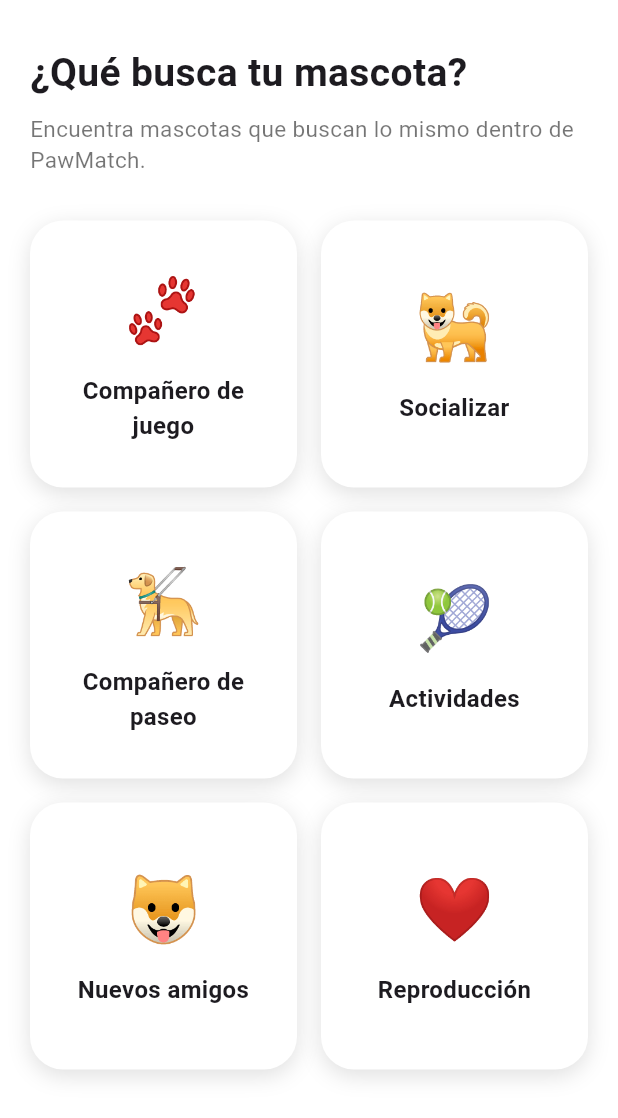
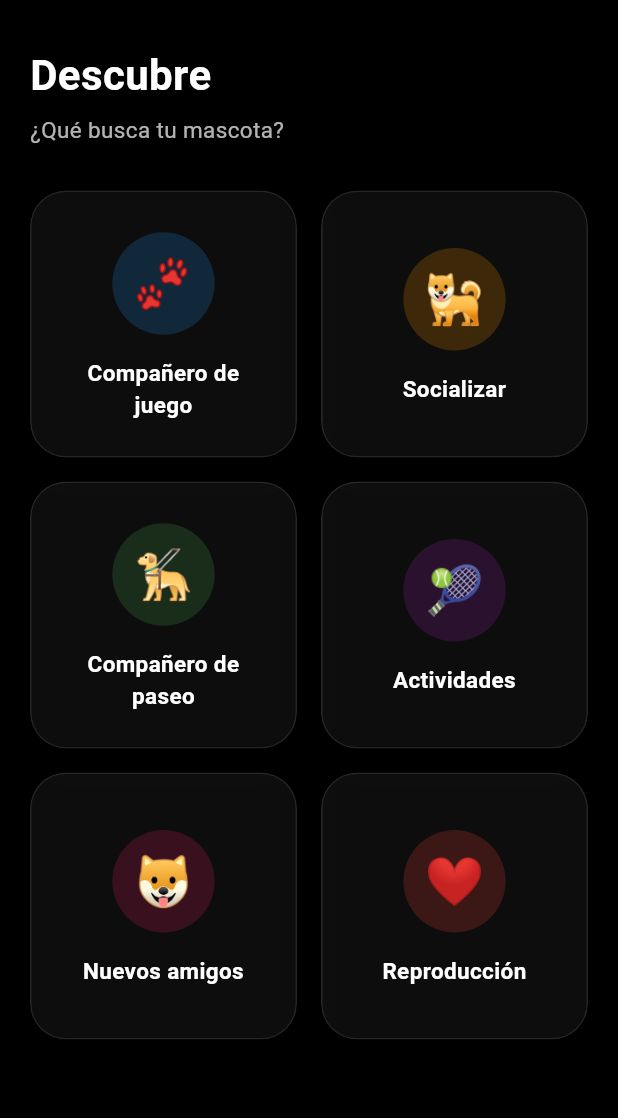
Before and after one commit to DanyRodri23/PawMatch, a Flutter app: the DiscoverPage screen opened directly, on a phone screen of 412 x 824 dp. Shown: the top 1118 px of the screen. Run offline on Flutter 3.47's test engine with Material 3 defaults, Android fonts, the phone set to English and light mode, and no system bars; our stand-ins replace confetti, firebase_auth, firebase_core, geolocator, image_picker, video_player; accounts and stored records are empty.

Commit message:
cambios de diseño en windows

```diff
--- a/lib/screens/discover/discover_page.dart
+++ b/lib/screens/discover/discover_page.dart
@@ -1,4 +1,5 @@
 import 'package:flutter/material.dart';
+import 'dart:ui';
 import 'discover_results_page.dart';
 
 class DiscoverPage extends StatelessWidget {
@@ -8,11 +9,10 @@ class DiscoverPage extends StatelessWidget {
     BuildContext context,
     String title,
     String emoji,
+    Color color,
   ) {
     return GestureDetector(
-
       onTap: () {
-
         Navigator.push(
           context,
           MaterialPageRoute(
@@ -21,91 +21,87 @@ class DiscoverPage extends StatelessWidget {
             ),
           ),
         );
-
       },
-
+      child: ClipRRect(
+        borderRadius: BorderRadius.circular(24),
+        child: BackdropFilter(
+          filter: ImageFilter.blur(sigmaX: 15, sigmaY: 15),
           child: Container(
-
-        padding: const EdgeInsets.all(22),
-
+            padding: const EdgeInsets.all(18),
             decoration: BoxDecoration(
-
-          color: Colors.white,
-
-          borderRadius: BorderRadius.circular(22),
-
-          boxShadow: const [
-            BoxShadow(
-              color: Colors.black12,
-              blurRadius: 12,
-              offset: Offset(0,4),
-            )
-          ],
-
+              color: Colors.white.withValues(alpha: 0.05),
+              borderRadius: BorderRadius.circular(24),
+              border: Border.all(
+                color: Colors.white.withValues(alpha: 0.1),
               ),
-
+            ),
             child: Column(
-
               mainAxisAlignment: MainAxisAlignment.center,
-
               children: [
 
-            Text(
+                /// 🔥 ICONO
+                Container(
+                  padding: const EdgeInsets.all(14),
+                  decoration: BoxDecoration(
+                    shape: BoxShape.circle,
+                    color: color.withValues(alpha: 0.2),
+                  ),
+                  child: Text(
                     emoji,
-              style: const TextStyle(
-                fontSize: 42,
+                    style: const TextStyle(fontSize: 32),
                   ),
                 ),
 
                 const SizedBox(height: 12),
 
+                /// 🔥 TEXTO
                 Text(
                   title,
                   textAlign: TextAlign.center,
                   style: const TextStyle(
-                fontSize: 16,
-                fontWeight: FontWeight.bold,
+                    color: Colors.white,
+                    fontSize: 15,
+                    fontWeight: FontWeight.w600,
                   ),
                 ),
-
               ],
-
             ),
-
           ),
-
+        ),
+      ),
     );
   }
 
   @override
   Widget build(BuildContext context) {
+    return Scaffold(
+      backgroundColor: Colors.black,
 
-    return Padding(
-
+      body: SafeArea(
+        child: Padding(
           padding: const EdgeInsets.all(20),
-
           child: Column(
-
             crossAxisAlignment: CrossAxisAlignment.start,
-
             children: [
 
               const SizedBox(height: 10),
 
+              /// 🔥 TITULO
               const Text(
-            "¿Qué busca tu mascota?",
+                "Descubre",
                 style: TextStyle(
-              fontSize: 26,
+                  color: Colors.white,
+                  fontSize: 28,
                   fontWeight: FontWeight.bold,
                 ),
               ),
 
-          const SizedBox(height: 8),
+              const SizedBox(height: 6),
 
               const Text(
-            "Encuentra mascotas que buscan lo mismo dentro de PawMatch.",
+                "¿Qué busca tu mascota?",
                 style: TextStyle(
-              color: Colors.black54,
+                  color: Colors.white70,
                   fontSize: 15,
                 ),
               ),
@@ -113,62 +109,28 @@ class DiscoverPage extends StatelessWidget {
               const SizedBox(height: 30),
 
               Expanded(
-
                 child: GridView.count(
-
                   crossAxisCount: 2,
-
                   crossAxisSpacing: 16,
                   mainAxisSpacing: 16,
+                  childAspectRatio: 1,
 
                   children: [
 
-                categoryCard(
-                  context,
-                  "Compañero de juego",
-                  "🐾",
-                ),
-
-                categoryCard(
-                  context,
-                  "Socializar",
-                  "🐕",
-                ),
-
-                categoryCard(
-                  context,
-                  "Compañero de paseo",
-                  "🦮",
-                ),
-
-                categoryCard(
-                  context,
-                  "Actividades",
-                  "🎾",
-                ),
-
-                categoryCard(
-                  context,
-                  "Nuevos amigos",
-                  "🐶",
-                ),
-
-                categoryCard(
-                  context,
-                  "Reproducción",
-                  "❤️",
-                ),
+                    categoryCard(context, "Compañero de juego", "🐾", Colors.blue),
+                    categoryCard(context, "Socializar", "🐕", Colors.orange),
+                    categoryCard(context, "Compañero de paseo", "🦮", Colors.green),
+                    categoryCard(context, "Actividades", "🎾", Colors.purple),
+                    categoryCard(context, "Nuevos amigos", "🐶", Colors.pink),
+                    categoryCard(context, "Reproducción", "❤️", Colors.red),
 
                   ],
-
                 ),
-
               ),
-
             ],
-
           ),
-
+        ),
+      ),
     );
   }
 }
```
Also changed, not shown: lib/screens/discover/discover_results_page.dart (+63 -28 lines). Lines whose indentation alone changed are shown as unchanged.
